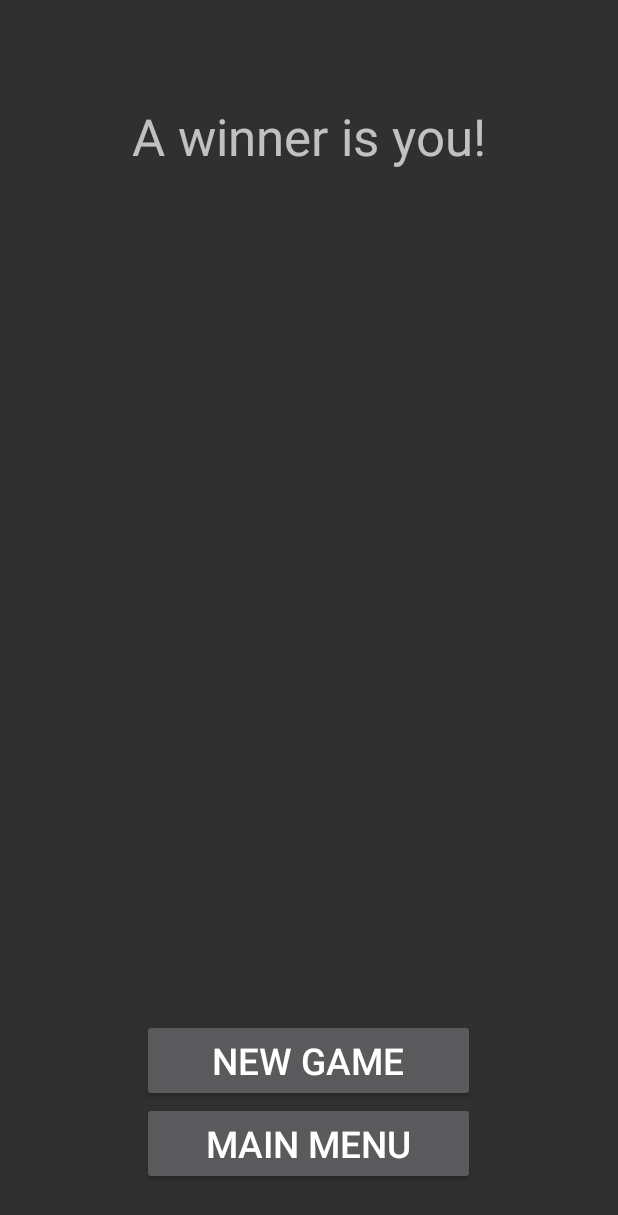
After one commit to lousmontabes/Boats-and-Cards, an Android app: the GameEndActivity screen opened directly, with no data from a screen before it, on a phone screen of 412 x 824 dp. The commit adds this screen. Shown: the top 1215 px of the screen. Run offline under Robolectric (Android 15) with nearby library versions, the phone set to English and light mode, and no system bars.

Commit message:
Afegida una GameEndActivity pel final de cada partida

```diff
--- a/app/src/main/AndroidManifest.xml
+++ b/app/src/main/AndroidManifest.xml
@@ -36,7 +36,11 @@
         <activity android:name=".CreditsActivity" />
         <activity
             android:name=".SettingsActivity"
-            android:label="@string/title_activity_settings"></activity>
+            android:label="@string/title_activity_settings" />
+        <activity
+            android:name=".GameEndActivity"
+            android:label="@string/title_activity_game_end"
+            android:theme="@style/Theme.AppCompat.NoActionBar"></activity>
     </application>
 
 </manifest>
--- /dev/null
+++ b/app/src/main/java/com/example/lluismontabes/gameofboatsandcards/GameEndActivity.java
@@ -0,0 +1,19 @@
+package com.example.lluismontabes.gameofboatsandcards;
+
+import android.os.Bundle;
+import android.support.design.widget.FloatingActionButton;
+import android.support.design.widget.Snackbar;
+import android.support.v7.app.AppCompatActivity;
+import android.support.v7.widget.Toolbar;
+import android.view.View;
+
+public class GameEndActivity extends AppCompatActivity {
+
+    @Override
+    protected void onCreate(Bundle savedInstanceState) {
+        super.onCreate(savedInstanceState);
+        setContentView(R.layout.activity_game_end);
+
+    }
+
+}
--- /dev/null
+++ b/app/src/main/res/layout/activity_game_end.xml
@@ -0,0 +1,51 @@
+<?xml version="1.0" encoding="utf-8"?>
+<android.support.design.widget.CoordinatorLayout xmlns:android="http://schemas.android.com/apk/res/android"
+    xmlns:app="http://schemas.android.com/apk/res-auto"
+    xmlns:tools="http://schemas.android.com/tools"
+    android:layout_width="match_parent"
+    android:layout_height="match_parent"
+    android:fitsSystemWindows="true"
+    tools:context="com.example.lluismontabes.gameofboatsandcards.GameEndActivity">
+
+    <android.support.design.widget.AppBarLayout
+        android:layout_width="match_parent"
+        android:layout_height="wrap_content"
+        android:theme="@style/AppBarOverlay">
+
+    </android.support.design.widget.AppBarLayout>
+
+    <RelativeLayout
+        android:layout_width="match_parent"
+        android:layout_height="match_parent">
+
+        <TextView
+            android:text="@string/win"
+            android:layout_width="wrap_content"
+            android:layout_height="wrap_content"
+            android:id="@+id/textView3"
+            android:textAppearance="@style/TextAppearance.AppCompat.Display1"
+            android:layout_alignParentTop="true"
+            android:layout_centerHorizontal="true"
+            android:layout_marginTop="68dp" />
+
+        <Button
+            android:text="@string/returnToMenu"
+            android:layout_width="100pt"
+            android:layout_height="25pt"
+            android:textSize="11pt"
+            android:layout_marginBottom="34dp"
+            android:id="@+id/button2"
+            android:layout_alignParentBottom="true"
+            android:layout_centerHorizontal="true" />
+
+        <Button
+            android:text="@string/next"
+            android:layout_width="100pt"
+            android:layout_height="25pt"
+            android:textSize="11pt"
+            android:id="@+id/button"
+            android:layout_above="@+id/button2"
+            android:layout_centerHorizontal="true" />
+    </RelativeLayout>
+
+</android.support.design.widget.CoordinatorLayout>
--- a/app/src/main/res/values/strings.xml
+++ b/app/src/main/res/values/strings.xml
@@ -14,6 +14,11 @@
     <string name="comingSoon">Soon™</string>
     <string name="credits">Jo\n(i algunes persones més)</string>
     <string name="title_activity_settings">Settings</string>
+
+    <string name="win">A winner is you!</string>
+    <string name="lose">You lose!</string>
+    <string name="next">New Game</string>
+    <string name="returnToMenu">Main Menu</string>
 
     <!-- Strings related to Settings -->
 
@@ -86,4 +91,5 @@
     <string name="pref_ringtone_silent">Silent</string>
 
     <string name="pref_title_vibrate">Vibrate</string>
+    <string name="title_activity_game_end">GameEndActivity</string>
 </resources>
```
